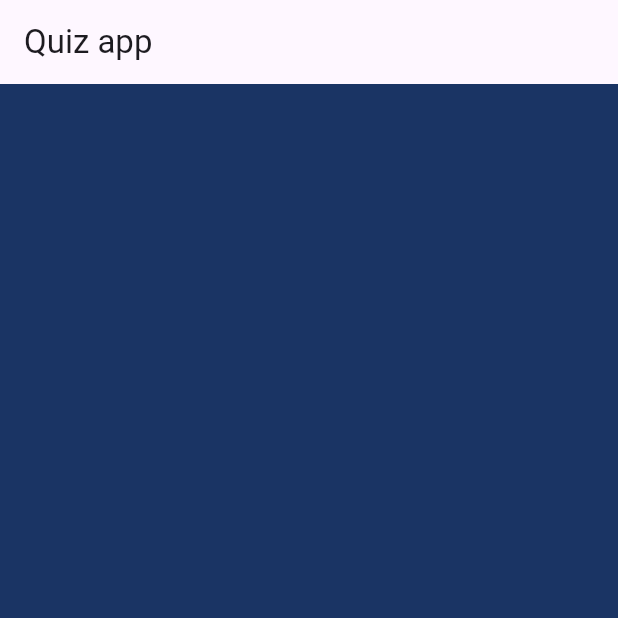
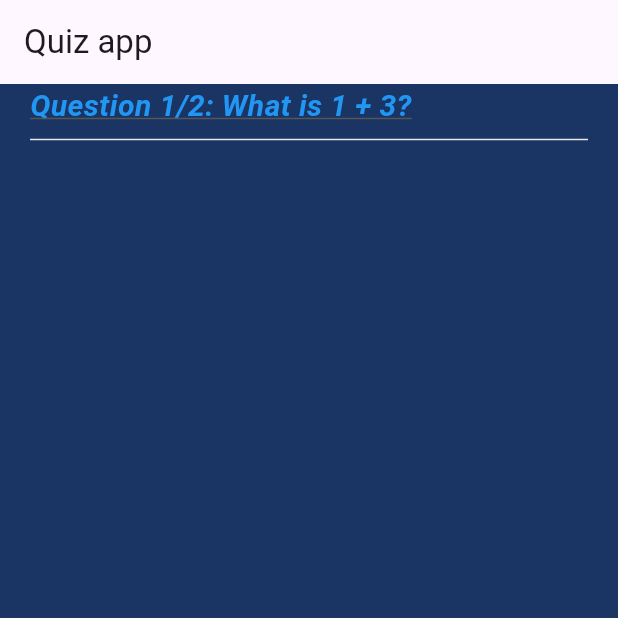
Before and after one commit to Nguyenthanh0511/Flutter-MobileApp, a Flutter app: the screen it shows after launch, on a phone screen of 412 x 824 dp, the top half of it. Run offline on Flutter 3.47's test engine with Material 3 defaults, Android fonts, the phone set to English and light mode, and no system bars.

Commit message:
display basic of the question

```diff
--- a/lib/main.dart
+++ b/lib/main.dart
@@ -1,5 +1,6 @@
 import 'package:flutter/material.dart';
 import 'package:quizapp/screens/home_screen.dart';
+
 void main(){
   runApp(
     const MyApp(), // will create thís below
--- a/lib/model/question_model.dart
+++ b/lib/model/question_model.dart
@@ -1,23 +1,24 @@
+class Question {
+  final String id;
+  // Every question will have a title and the question itself.
+  final String title;
+  // Every question will have options.
+  final Map<String, String> options;
+  // Options will be like (1 true, 2 false) = something like these.
+  final String correctAnswer;
 
-class Question{
-
-  final String id;
-  //every question will have a title and the question itself
-  final String title;
-  //every question will have option
-  final Map<String,String> options;
-
-  //options will be like ( 1 true , 2 false ) = something like these
-
-  Question ({
+  // Constructor for the Question class.
+  Question({
     required this.id,
     required this.title,
     required this.options,
+    required this.correctAnswer,
+  });
 
-  });
-  // override the toString method to print the question on console
-  @override
-  String toString(){
-    return 'Question(id : $id , title : $title , options : $options)';
-  }
+  // Override the toString method to provide a string representation of the object.
+  // This is useful for debugging purposes.
+  // @override
+  // String toString() {
+  //   return 'Question(id: $id, title: $title, options: $options, correctAnswer: $correctAnswer)';
+  // }
 }
--- a/lib/screens/home_screen.dart
+++ b/lib/screens/home_screen.dart
@@ -1,34 +1,34 @@
 import 'package:flutter/material.dart';
 import 'package:quizapp/constants.dart';
-import 'package:quizapp/model/question_model.dart';
-//create the HomeScreen widget
-//I'm talking the Stateful widget because it's going to be our parent widget and all the functions
-//and variables will be in this widget so we need to change state of our widget .
-class HomeScreen extends StatefulWidget{
-  const HomeScreen({Key? key}) : super(key:key);
+// import 'package:quizapp/model/question_model.dart';
+import 'package:quizapp/widgets/question_widget.dart';
+// import '../widgets/question_widget.dart';
+import '../model/question_model.dart';
+class HomeScreen extends StatefulWidget {
+  const HomeScreen({Key? key}) : super(key: key);
 
   @override
   _HomeScreenState createState() => _HomeScreenState();
-
 }
 
 class _HomeScreenState extends State<HomeScreen> {
-  // List<Question> _questions = [
-  //   Question(
-  //     id:'10',
-  //     title: 'wwhat is 1 + 3 ?',
-  //     options :{'5',false , '30':false , '4' : true , '10':false},
-  //   ),
-  //   Question(
-  //     id:'11',
-  //     title: 'wwhat is 5 + 2 ?',
-  //     options :{'6',false , '20':false , '7' : true , '10':false},
-  //   ),
-
-
-  // ]
-
-
+  List<Question> _questions = [
+    Question(
+       id: '10',
+       title: 'What is 1 + 3?',
+     // options: {'5', '30', '4', '20'},
+       options: {'6': 'six', '20': 'twenty', '7': 'seven', '10': 'ten'},
+       correctAnswer: '4',
+     ),
+     Question(
+       id: '11',
+       title: 'What is 5 + 2?',
+     // options: {'6', '20', '7', '10'},
+       options: {'3': 'six', '2': 'twenty', '7': 'seven', '10': 'ten'},
+       correctAnswer: '7',
+     ),
+  ];
+    int index = 0;
   @override
   Widget build(BuildContext context) {
     return Scaffold(
@@ -38,6 +38,45 @@ class _HomeScreenState extends State<HomeScreen> {
         // backgroundColor: background,
         shadowColor: Color.fromRGBO(0, 0, 0, 0.0), // Setting alpha to 0.0 makes it transparent
       ),
+         body: Container(
+          width: double.infinity,
+          padding: const EdgeInsets.symmetric(horizontal:20.0),
+          child: Column(
+            children: [
+              QuestionWidget(
+                indexAction: index,
+                question: _questions[index].title,
+                totalQuestions: _questions.length,
+              ),
+              const Divider(color:neutral)   // Thanh kẻ ngang
+            ],
+          ),
+        ),
     );
   }
 }
+
+class Question {
+  final String id;
+  // Every question will have a title and the question itself.
+  final String title;
+  // Every question will have options.
+  final Map<String, String> options;
+  // Options will be like (1 true, 2 false) = something like these.
+  final String correctAnswer;
+
+  // Constructor for the Question class.
+  Question({
+    required this.id,
+    required this.title,
+    required this.options,
+    required this.correctAnswer,
+  });
+
+  // Override the toString method to provide a string representation of the object.
+  // This is useful for debugging purposes.
+  @override
+  String toString() {
+    return 'Question(id: $id, title: $title, options: $options, correctAnswer: $correctAnswer)';
+  }
+}
--- /dev/null
+++ b/lib/widgets/question_widget.dart
@@ -0,0 +1,31 @@
+import 'package:flutter/material.dart'; // Import the Material library from Flutter
+
+class QuestionWidget extends StatelessWidget {
+  const QuestionWidget(
+      {Key? key, // Define a const constructor for the widget
+      required this.question, // Define a required parameter for the question
+      required this.indexAction, // Define a required parameter for the indexAction
+      required this.totalQuestions // Define a required parameter for the totalQuestions
+  }) : super(key: key); // Define the superclass as StatelessWidget
+
+  final String question; // Define a String variable for the question
+  final int indexAction; // Define an int variable for the indexAction
+  final int totalQuestions; // Define an int variable for the totalQuestions
+
+  @override
+  Widget build(BuildContext context) { // Define a build method for the widget
+    return Container(
+      alignment: Alignment.centerLeft, // Define the alignment as center left
+      child: Text('Question ${indexAction + 1}/$totalQuestions: $question', // Define a Text widget with the question and its index
+      style: TextStyle(
+        fontSize: 20.0, // Define the font size as 20.0
+        fontWeight: FontWeight.bold, // Define the font weight as bold
+        fontStyle: FontStyle.italic, // Define the font style as italic
+        color: Colors.blue, // Define the text color as blue
+        decoration: TextDecoration.underline, // Define the text decoration as underline
+        decorationColor: const Color.fromARGB(255, 86, 86, 86) // Define the text decoration color as red
+      ),
+      ),
+    ); // Return a Container widget with the text and its style
+  }
+}
```
Also changed, not shown: lib/widgets/next_button.dart (added).
